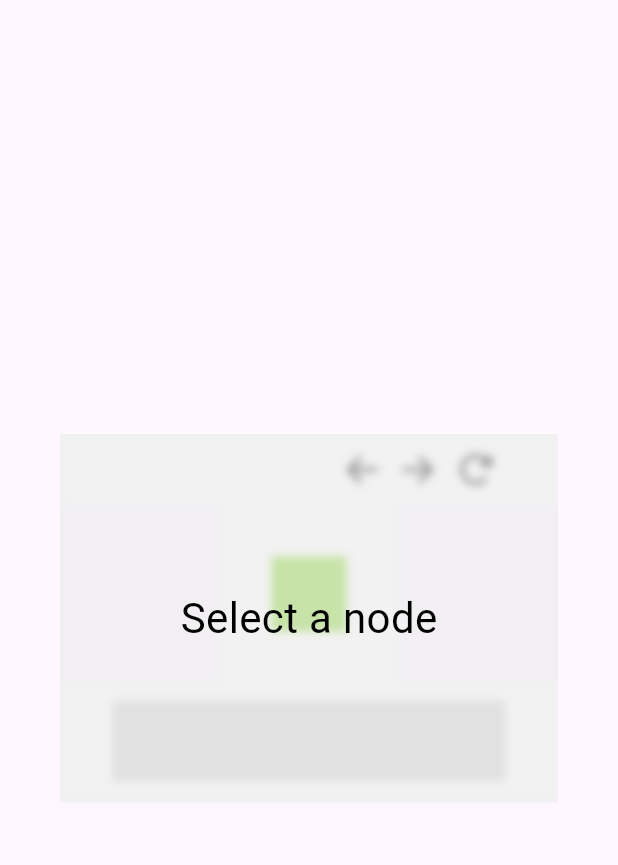
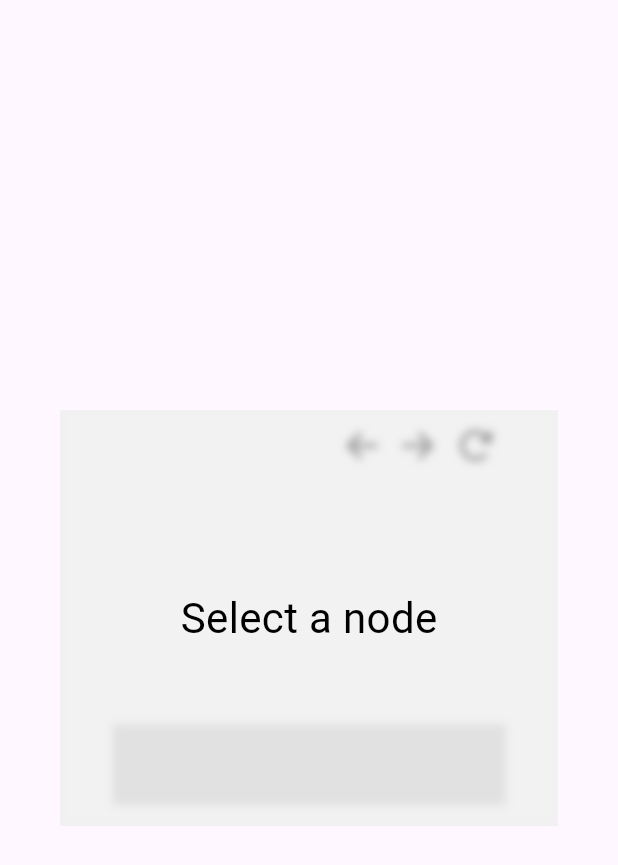
Before and after one commit to AndreiLacatos-works/opc-node-designer, a Flutter app: the DesignerChart widget shown alone on an empty page, opened directly, on a phone screen of 412 x 824 dp. Shown: the top 865 px of the screen. Run offline on Flutter 3.47's test engine with Material 3 defaults, Android fonts, the phone set to English and light mode, and no system bars; our stand-ins replace file_picker, flutter_riverpod, font_awesome_flutter, freezed_annotation, riverpod_annotation; missing offline and left inert: window_manager; generated files the repository leaves out were written again.

Commit message:
UI tweaks

```diff
--- a/src/waveform_designer/lib/widgets/designer/chart/DesignerChart.dart
+++ b/src/waveform_designer/lib/widgets/designer/chart/DesignerChart.dart
@@ -46,11 +46,10 @@ class DesignerChart extends ConsumerWidget {
                       child: Stack(
                         children: isVoidState
                             ? [
-                                Container(
-                                  width: 50,
-                                  height: 50,
-                                  color: AppTheme.brightGreen,
-                                )
+                                AspectRatio(
+                                  aspectRatio: 3.2,
+                                  child: SizedBox.expand(),
+                                ),
                               ]
                             : [
                                 AspectRatio(
--- a/src/waveform_designer/lib/widgets/input/NumberInput.dart
+++ b/src/waveform_designer/lib/widgets/input/NumberInput.dart
@@ -76,7 +76,7 @@ class _NumberInputState<T extends num> extends State<NumberInput<T>> {
           color: AppTheme.foreground,
           borderRadius: BorderRadius.circular(8),
         ),
-        padding: const EdgeInsets.all(12),
+        padding: const EdgeInsets.fromLTRB(4, 8, 4, 8),
         child: EditableText(
           controller: _controller,
           focusNode: _focusNode,
```
Also changed, not shown: src/waveform_designer/lib/widgets/fine_tuner/controls/numeric_value_controls/numeric_value_control/NumericValueControl.dart (+8 -5 lines).
